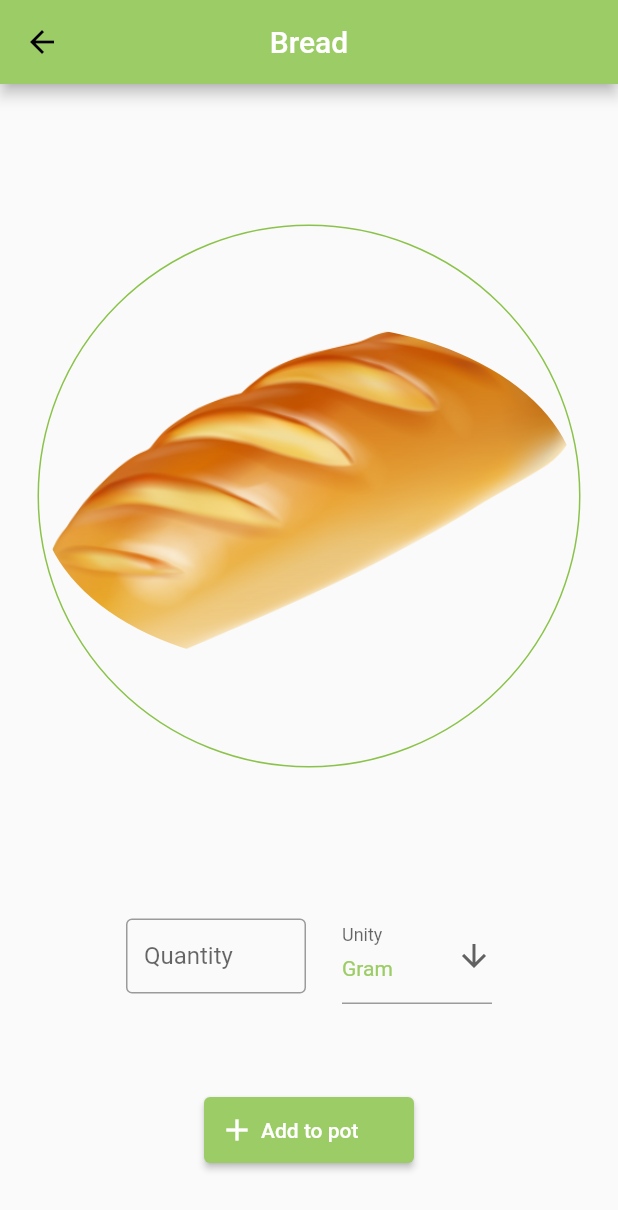
After one commit to MouadhKh/helloFridge, a Flutter app: the SingleIngredientLayout screen opened directly, on a phone screen of 412 x 824 dp. The commit adds this screen. Shown: the top 1210 px of the screen. Run offline on Flutter 3.47's test engine with Material 2 defaults, Android fonts, the phone set to English and light mode, and no system bars; missing offline and left inert: sign_button.

Commit message:
implemented SingleIngredientLayout

```diff
--- /dev/null
+++ b/lib/single_ingredient.dart
@@ -0,0 +1,131 @@
+import 'package:flutter/material.dart';
+
+class SingleIngredientLayout extends StatefulWidget {
+  const SingleIngredientLayout(
+      {Key? key,
+      required this.ingredientsName,
+      required this.imagePath,
+      required this.unit})
+      : super(key: key);
+
+  final String ingredientsName;
+  final String imagePath;
+  final List<String> unit;
+
+  @override
+  _SingleIngredientLayoutState createState() => _SingleIngredientLayoutState(
+      this.ingredientsName, this.imagePath, this.unit);
+}
+
+class _SingleIngredientLayoutState extends State<SingleIngredientLayout> {
+  late String _ingredientsName;
+  late String _imagePath;
+  late List<String> _unit;
+  late String _selectedUnit;
+
+  //TODO check unit is not empty
+  _SingleIngredientLayoutState(
+      String ingredientsName, String imagePath, List<String> unit) {
+    this._ingredientsName = ingredientsName;
+    this._imagePath = imagePath;
+    this._unit = unit;
+    if (unit.isEmpty) {
+      this._selectedUnit = unit.first;
+    }
+  }
+
+  @override
+  Widget build(BuildContext context) {
+    return Scaffold(
+        resizeToAvoidBottomInset: false,
+        appBar: AppBar(title: Text(_ingredientsName), centerTitle: true),
+        body: Container(
+          child: SingleChildScrollView(
+            child: SizedBox(
+              height: MediaQuery.of(context).size.height,
+              child: Column(children: [
+                Expanded(
+                  child: Container(
+                    decoration: new BoxDecoration(
+                        shape: BoxShape.circle,
+                        border: new Border.all(
+                            color: Colors.lightGreen, width: 1.0)),
+                    child: CircleAvatar(
+                        backgroundColor: Colors.transparent,
+                        radius: 180,
+                        child: ClipOval(child: Image.asset(_imagePath))),
+                  ),
+                  flex: 2,
+                ),
+                Expanded(
+                  child: Column(
+                    children: [
+                      Row(
+                        mainAxisAlignment: MainAxisAlignment.center,
+                        children: [
+                          SizedBox(
+                            width: 120,
+                            height: 50,
+                            child: TextField(
+                              keyboardType: TextInputType.number,
+                              decoration: InputDecoration(
+                                  border: OutlineInputBorder(),
+                                  labelText: 'Quantity'),
+                            ),
+                          ),
+                          SizedBox(
+                            width: 24,
+                          ),
+                          SizedBox(
+                            width: 100,
+                            child: DropdownButtonFormField<String>(
+                                decoration: InputDecoration(
+                                  labelText: 'Unity',
+                                ),
+                                //TODO check if its empty later
+                                value: _unit.first,
+                                icon: const Icon(Icons.arrow_downward),
+                                iconSize: 24,
+                                elevation: 16,
+                                style:
+                                    const TextStyle(color: Color(0xff9ccc65)),
+                                onChanged: (String? newValue) {
+                                  setState(() {
+                                    _selectedUnit = newValue!;
+                                  });
+                                },
+                                items: _unit.map<DropdownMenuItem<String>>(
+                                    (String value) {
+                                  return DropdownMenuItem<String>(
+                                    value: value,
+                                    child: Text(value),
+                                  );
+                                }).toList()),
+                          )
+                        ],
+                      ),
+                      SizedBox(
+                        height: 60,
+                      ),
+                      ElevatedButton(
+                        style: ElevatedButton.styleFrom(
+                            padding: EdgeInsets.all(10.0)),
+                        onPressed: () {},
+                        child: SizedBox(
+                          width: 120,
+                          child: Row(children: [
+                            Icon(Icons.add),
+                            SizedBox(width: 4),
+                            Text("Add to pot")
+                          ]),
+                        ),
+                      ),
+                    ],
+                  ),
+                )
+              ]),
+            ),
+          ),
+        ));
+  }
+}
```
Also changed, not shown: lib/main.dart (+25 -2 lines), lib/sign_in.dart (+39 -32 lines), assets/images/bread.png (added).
